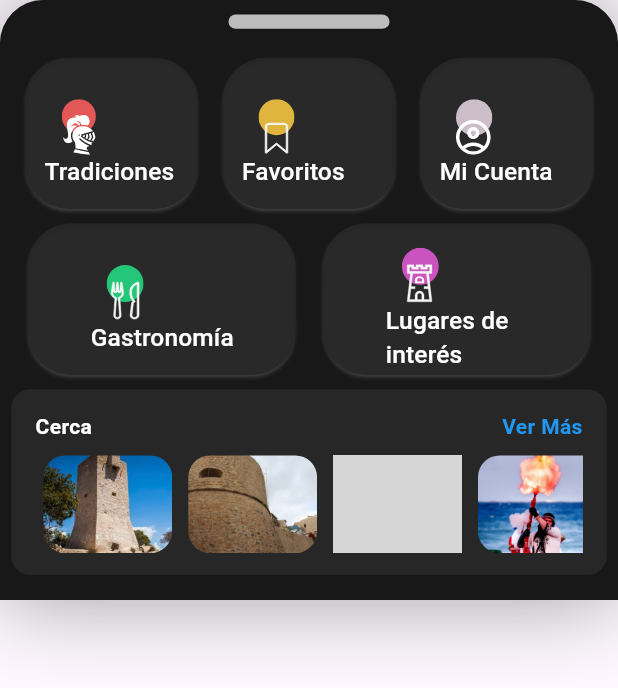
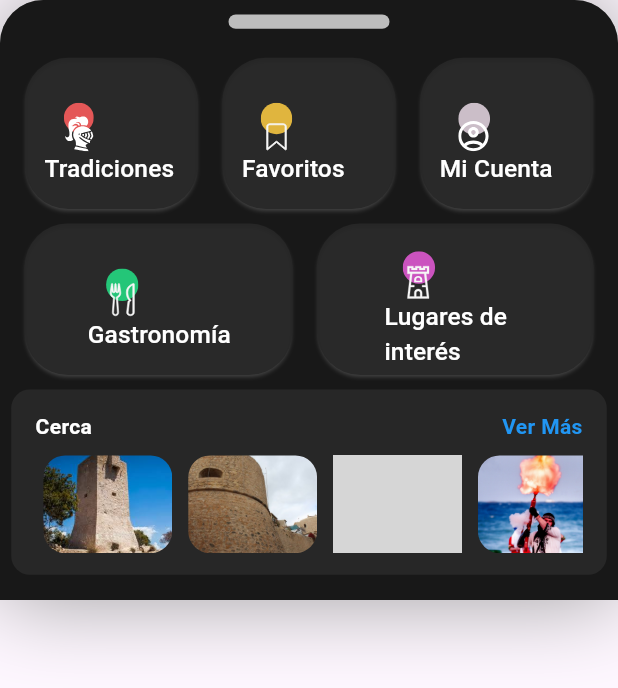
Before and after one commit to christian1dam/vilaexplorer, a Flutter app: the MenuPrincipal widget shown alone on an empty page, opened directly, on a phone screen of 412 x 824 dp. Shown: the top 688 px of the screen. Run offline on Flutter 3.47's test engine with Material 3 defaults, Android fonts, the light colour scheme and no system bars; our stand-ins replace flutter_dotenv, flutter_map, flutter_rating_bar, flutter_screenutil, flutter_secure_storage, flutter_svg and 4 more; missing offline and left inert: flutter_map_cancellable_tile_provider, flutter_map_tile_caching; accounts and stored records are empty; network calls fail; grey boxes are pictures that could not be loaded.

Commit message:
ultimos cambios

```diff
--- a/lib/main.dart
+++ b/lib/main.dart
@@ -175,6 +175,6 @@ class _MyAppState extends State<MyApp> {
   Future<Widget> _checkEstadoSesion() async {
     debugPrint(
         "ESTADO DE LA SESION DEL USUARIO: ${await UserPreferences().sesion}");
-    return LoginPage();
+    return await UserPreferences().sesion ? MyHomePage() : LoginPage();
   }
 }
--- a/lib/src/pages/homePage/menu_principal.dart
+++ b/lib/src/pages/homePage/menu_principal.dart
@@ -176,7 +176,7 @@ class _MenuPrincipalState extends State<MenuPrincipal> {
                           },
                         ),
                         ButtonMenuCustom(
-                          width: 155.w,
+                          width: 160.w,
                           textContent:
                               AppLocalizations.of(context)!.translate('sights'),
                           svgPath: "lib/icon/monumentos.svg",
@@ -347,7 +347,7 @@ class ButtonMenuCustom extends StatelessWidget {
             crossAxisAlignment: CrossAxisAlignment.start,
             mainAxisAlignment: MainAxisAlignment.center,
             children: [
-              MySvgWidget(path: svgPath, width: 40.w, height: 40.h),
+              MySvgWidget(path: svgPath, width: 40.w, height: 35.h),
               Text(
                 textContent,
                 style: TextStyle(fontSize: textSize * 17.sp),
```
Also changed, not shown: lib/src/pages/signup_page.dart (+6 -9 lines).
